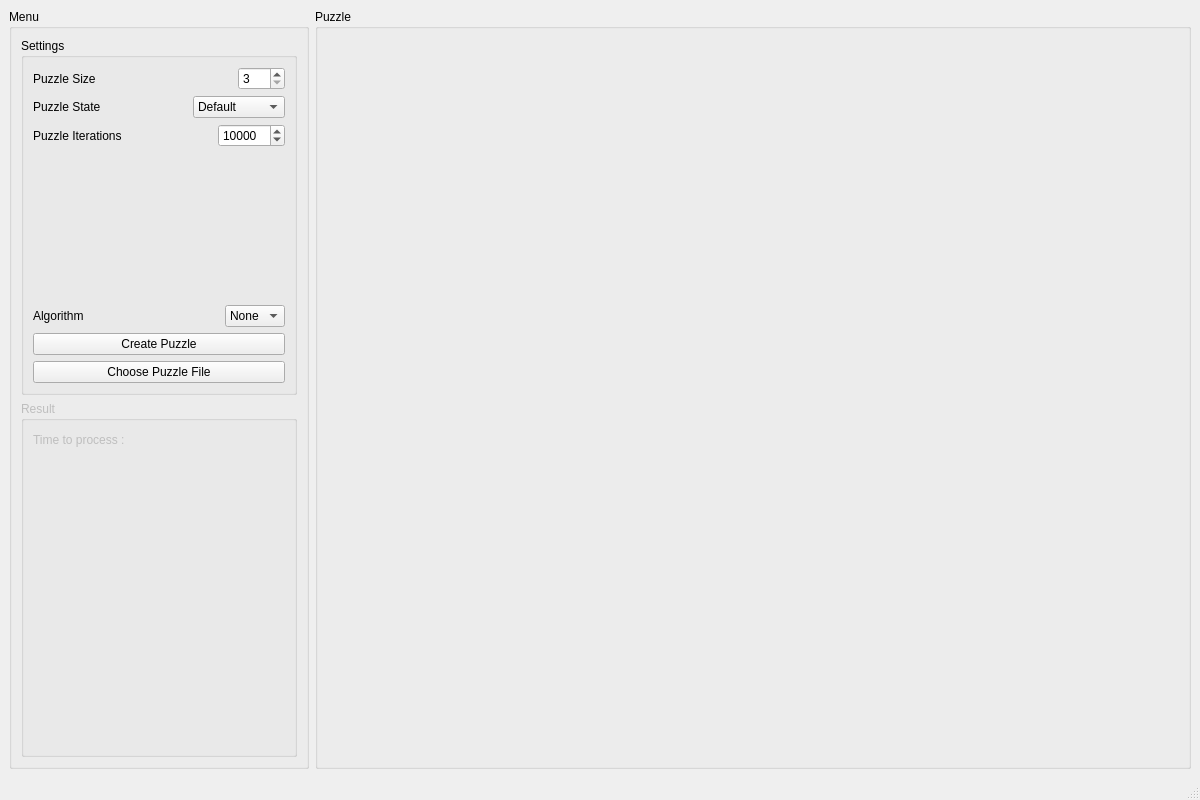
Qt form src/gui/MainWindow.ui (luhumber/n_puzzle) before a commit.
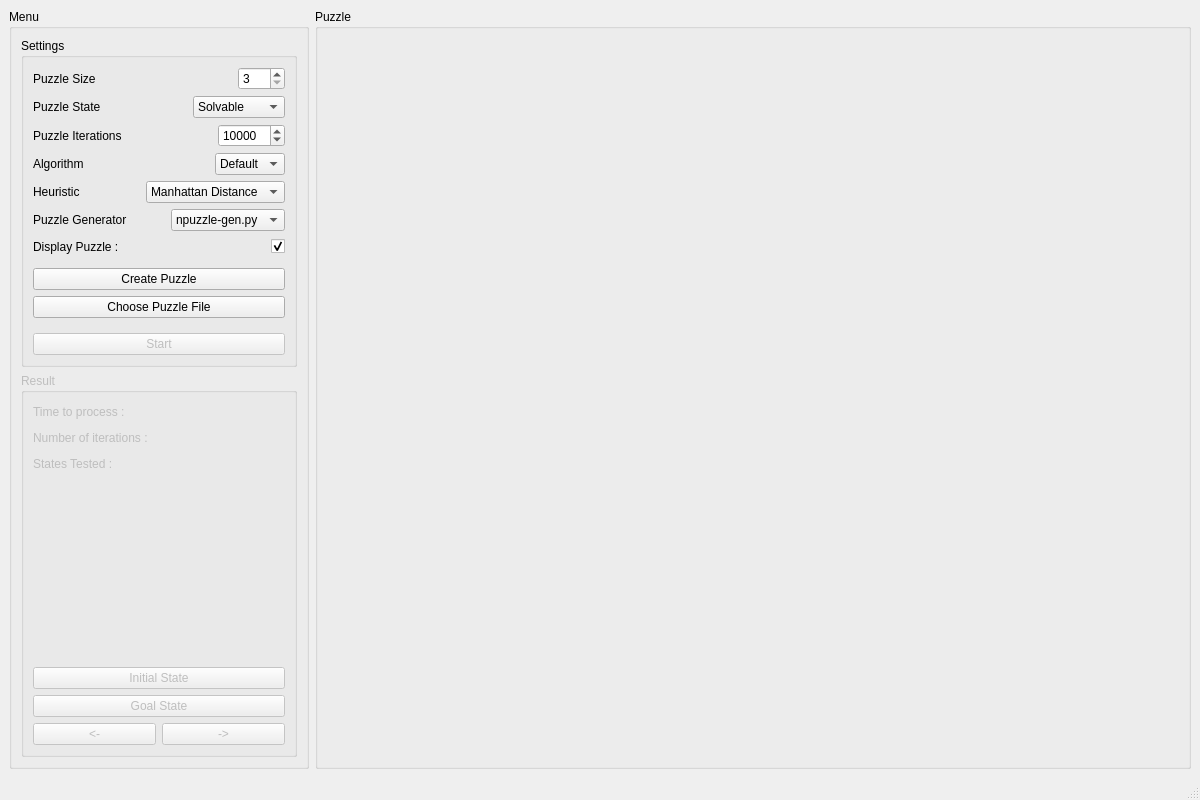
The same form after that commit.

```diff
--- a/src/gui/MainWindow.ui
+++ b/src/gui/MainWindow.ui
@@ -122,11 +122,6 @@
                   <property name="frame">
                    <bool>true</bool>
                   </property>
-                  <item>
-                   <property name="text">
-                    <string>Default</string>
-                   </property>
-                  </item>
                   <item>
                    <property name="text">
                     <string>Solvable</string>
@@ -181,6 +176,174 @@
                 </item>
                </layout>
               </item>
+              <item>
+               <layout class="QHBoxLayout" name="horizontalLayout">
+                <property name="topMargin">
+                 <number>0</number>
+                </property>
+                <item>
+                 <widget class="QLabel" name="algorithmLabel">
+                  <property name="text">
+                   <string>Algorithm</string>
+                  </property>
+                 </widget>
+                </item>
+                <item>
+                 <spacer name="horizontalSpacer_4">
+                  <property name="orientation">
+                   <enum>Qt::Orientation::Horizontal</enum>
+                  </property>
+                  <property name="sizeHint" stdset="0">
+                   <size>
+                    <width>40</width>
+                    <height>20</height>
+                   </size>
+                  </property>
+                 </spacer>
+                </item>
+                <item>
+                 <widget class="QComboBox" name="algorithmComboBox">
+                  <item>
+                   <property name="text">
+                    <string>Default</string>
+                   </property>
+                  </item>
+                  <item>
+                   <property name="text">
+                    <string>A*</string>
+                   </property>
+                  </item>
+                  <item>
+                   <property name="text">
+                    <string>IDA*</string>
+                   </property>
+                  </item>
+                 </widget>
+                </item>
+               </layout>
+              </item>
+              <item>
+               <layout class="QHBoxLayout" name="horizontalLayout_12">
+                <property name="topMargin">
+                 <number>0</number>
+                </property>
+                <item>
+                 <widget class="QLabel" name="heuristicLabel">
+                  <property name="text">
+                   <string>Heuristic</string>
+                  </property>
+                 </widget>
+                </item>
+                <item>
+                 <spacer name="horizontalSpacer_9">
+                  <property name="orientation">
+                   <enum>Qt::Orientation::Horizontal</enum>
+                  </property>
+                  <property name="sizeHint" stdset="0">
+                   <size>
+                    <width>40</width>
+                    <height>20</height>
+                   </size>
+                  </property>
+                 </spacer>
+                </item>
+                <item>
+                 <widget class="QComboBox" name="heuristicComboBox">
+                  <item>
+                   <property name="text">
+                    <string>Manhattan Distance</string>
+                   </property>
+                  </item>
+                  <item>
+                   <property name="text">
+                    <string>Manhattan Plus LC</string>
+                   </property>
+                  </item>
+                  <item>
+                   <property name="text">
+                    <string>Hamming Distance</string>
+                   </property>
+                  </item>
+                 </widget>
+                </item>
+               </layout>
+              </item>
+              <item>
+               <layout class="QHBoxLayout" name="horizontalLayout_7">
+                <property name="topMargin">
+                 <number>0</number>
+                </property>
+                <item>
+                 <widget class="QLabel" name="puzzleGeneratorLabel">
+                  <property name="text">
+                   <string>Puzzle Generator</string>
+                  </property>
+                 </widget>
+                </item>
+                <item>
+                 <spacer name="horizontalSpacer_6">
+                  <property name="orientation">
+                   <enum>Qt::Orientation::Horizontal</enum>
+                  </property>
+                  <property name="sizeHint" stdset="0">
+                   <size>
+                    <width>40</width>
+                    <height>20</height>
+                   </size>
+                  </property>
+                 </spacer>
+                </item>
+                <item>
+                 <widget class="QComboBox" name="puzzleGeneratorComboBox">
+                  <item>
+                   <property name="text">
+                    <string>npuzzle-gen.py</string>
+                   </property>
+                  </item>
+                 </widget>
+                </item>
+               </layout>
+              </item>
+              <item>
+               <layout class="QHBoxLayout" name="horizontalLayout_8">
+                <property name="topMargin">
+                 <number>0</number>
+                </property>
+                <item>
+                 <widget class="QLabel" name="displayPuzzleLabel">
+                  <property name="text">
+                   <string>Display Puzzle : </string>
+                  </property>
+                 </widget>
+                </item>
+                <item>
+                 <spacer name="horizontalSpacer_7">
+                  <property name="orientation">
+                   <enum>Qt::Orientation::Horizontal</enum>
+                  </property>
+                  <property name="sizeHint" stdset="0">
+                   <size>
+                    <width>40</width>
+                    <height>20</height>
+                   </size>
+                  </property>
+                 </spacer>
+                </item>
+                <item>
+                 <widget class="QCheckBox" name="displayPuzzleCheckBox">
+                  <property name="layoutDirection">
+                   <enum>Qt::LayoutDirection::RightToLeft</enum>
+                  </property>
+                  <property name="text">
+                   <string/>
+                  </property>
+                  <property name="checked">
+                   <bool>true</bool>
+                  </property>
+                 </widget>
+                </item>
+               </layout>
+              </item>
              </layout>
             </item>
             <item>
@@ -196,52 +359,6 @@
               </property>
              </spacer>
             </item>
-            <item>
-             <layout class="QHBoxLayout" name="horizontalLayout">
-              <property name="topMargin">
-               <number>0</number>
-              </property>
-              <item>
-               <widget class="QLabel" name="algorithmLabel">
-                <property name="text">
-                 <string>Algorithm</string>
-                </property>
-               </widget>
-              </item>
-              <item>
-               <spacer name="horizontalSpacer_4">
-                <property name="orientation">
-                 <enum>Qt::Orientation::Horizontal</enum>
-                </property>
-                <property name="sizeHint" stdset="0">
-                 <size>
-                  <width>40</width>
-                  <height>20</height>
-                 </size>
-                </property>
-               </spacer>
-              </item>
-              <item>
-               <widget class="QComboBox" name="algorithmComboBox">
-                <item>
-                 <property name="text">
-                  <string>None</string>
-                 </property>
-                </item>
-                <item>
-                 <property name="text">
-                  <string>A*</string>
-                 </property>
-                </item>
-                <item>
-                 <property name="text">
-                  <string>IDA*</string>
-                 </property>
-                </item>
-               </widget>
-              </item>
-             </layout>
-            </item>
             <item>
              <widget class="QPushButton" name="createPuzzlePushButton">
               <property name="text">
@@ -256,6 +373,42 @@
               </property>
              </widget>
             </item>
+            <item>
+             <spacer name="verticalSpacer_4">
+              <property name="orientation">
+               <enum>Qt::Orientation::Vertical</enum>
+              </property>
+              <property name="sizeHint" stdset="0">
+               <size>
+                <width>20</width>
+                <height>40</height>
+               </size>
+              </property>
+             </spacer>
+            </item>
+            <item>
+             <spacer name="verticalSpacer_3">
+              <property name="orientation">
+               <enum>Qt::Orientation::Vertical</enum>
+              </property>
+              <property name="sizeHint" stdset="0">
+               <size>
+                <width>20</width>
+                <height>40</height>
+               </size>
+              </property>
+             </spacer>
+            </item>
+            <item>
+             <widget class="QPushButton" name="startPushButton">
+              <property name="enabled">
+               <bool>false</bool>
+              </property>
+              <property name="text">
+               <string>Start</string>
+              </property>
+             </widget>
+            </item>
            </layout>
           </widget>
          </item>
@@ -302,6 +455,74 @@
               </item>
              </layout>
             </item>
+            <item>
+             <layout class="QHBoxLayout" name="horizontalLayout_10">
+              <property name="topMargin">
+               <number>0</number>
+              </property>
+              <item>
+               <widget class="QLabel" name="numberIterationsLabel">
+                <property name="text">
+                 <string>Number of iterations :</string>
+                </property>
+               </widget>
+              </item>
+              <item>
+               <spacer name="horizontalSpacer_8">
+                <property name="orientation">
+                 <enum>Qt::Orientation::Horizontal</enum>
+                </property>
+                <property name="sizeHint" stdset="0">
+                 <size>
+                  <width>40</width>
+                  <height>20</height>
+                 </size>
+                </property>
+               </spacer>
+              </item>
+              <item>
+               <widget class="QLabel" name="numberOfIterationsLabel">
+                <property name="text">
+                 <string/>
+                </property>
+               </widget>
+              </item>
+             </layout>
+            </item>
+            <item>
+             <layout class="QHBoxLayout" name="horizontalLayout_13">
+              <property name="topMargin">
+               <number>0</number>
+              </property>
+              <item>
+               <widget class="QLabel" name="statesTestedLabel">
+                <property name="text">
+                 <string>States Tested : </string>
+                </property>
+               </widget>
+              </item>
+              <item>
+               <spacer name="horizontalSpacer_10">
+                <property name="orientation">
+                 <enum>Qt::Orientation::Horizontal</enum>
+                </property>
+                <property name="sizeHint" stdset="0">
+                 <size>
+                  <width>40</width>
+                  <height>20</height>
+                 </size>
+                </property>
+               </spacer>
+              </item>
+              <item>
+               <widget class="QLabel" name="statesTestedValueLabel">
+                <property name="text">
+                 <string/>
+                </property>
+               </widget>
+              </item>
+             </layout>
+            </item>
             <item>
              <spacer name="verticalSpacer">
               <property name="orientation">
@@ -315,6 +536,41 @@
               </property>
              </spacer>
             </item>
+            <item>
+             <widget class="QPushButton" name="initialStatePushButton">
+              <property name="text">
+               <string>Initial State</string>
+              </property>
+             </widget>
+            </item>
+            <item>
+             <widget class="QPushButton" name="goalStatePushButton">
+              <property name="text">
+               <string>Goal State</string>
+              </property>
+             </widget>
+            </item>
+            <item>
+             <layout class="QHBoxLayout" name="horizontalLayout_11">
+              <property name="topMargin">
+               <number>0</number>
+              </property>
+              <item>
+               <widget class="QPushButton" name="backPushButton">
+                <property name="text">
+                 <string>&lt;-</string>
+                </property>
+               </widget>
+              </item>
+              <item>
+               <widget class="QPushButton" name="nextPushButton">
+                <property name="text">
+                 <string>-&gt;</string>
+                </property>
+               </widget>
+              </item>
+             </layout>
+            </item>
            </layout>
           </widget>
          </item>
```
Left out of the diff: 5 changed lines with no effect on the pictures.
